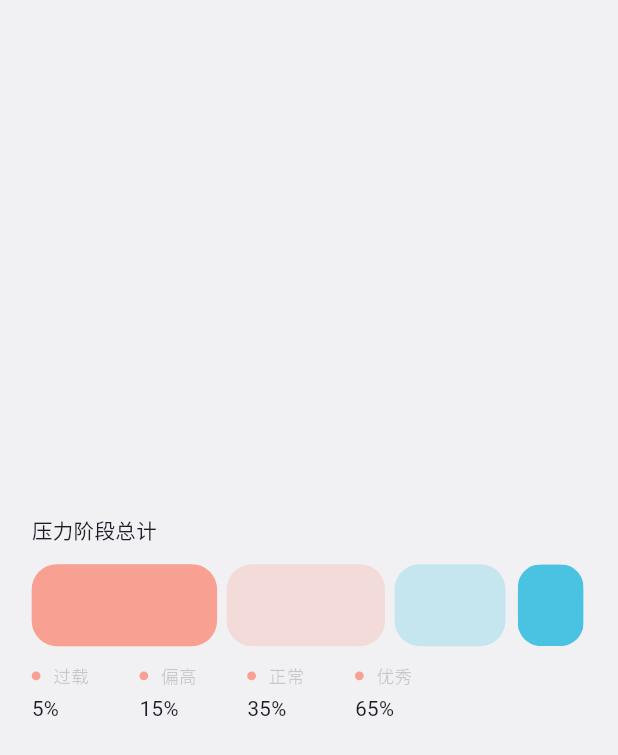
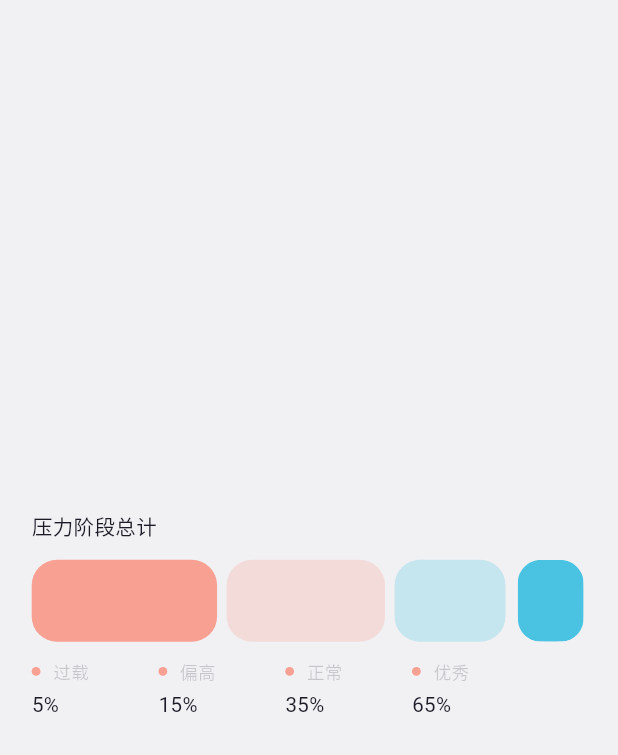
Before and after one commit to hyh19/proportional-distribution-chart, a Flutter app: the screen it shows after launch, on a phone screen of 412 x 824 dp. Shown: the top 755 px of the screen. Run offline on Flutter 3.47's test engine with Material 3 defaults, Android fonts, the phone set to English and light mode, and no system bars; our stand-ins replace cached_network_image, connectivity_plus, flutter_svg, get, shared_preferences; Roboto replaces fonts that are missing (MiSans VF).

Commit message:
修复 Overflow 错误

```diff
--- a/lib/presentation/stress_screen/stress_screen.dart
+++ b/lib/presentation/stress_screen/stress_screen.dart
@@ -1,4 +1,5 @@
 import 'package:flutter/material.dart';
+
 import '../../core/app_export.dart';
 import 'controller/stress_controller.dart';
 import 'models/userprofilesection_item_model.dart';
@@ -93,7 +94,7 @@ class StressScreen extends GetWidget<StressController> {
   /// Section Widget
   Widget _buildUserProfileSection() {
     return SizedBox(
-      height: 39.v,
+      height: 45.v,
       child: Obx(
         () => ListView.separated(
           padding: EdgeInsets.only(right: 108.h),
@@ -108,8 +109,9 @@ class StressScreen extends GetWidget<StressController> {
           itemBuilder: (context, index) {
             UserprofilesectionItemModel model = controller
                 .stressModelObj.value.userprofilesectionItemList.value[index];
-            return UserprofilesectionItemWidget(
-              model,
+            return SizedBox(
+              width: 50.h,
+              child: UserprofilesectionItemWidget(model),
             );
           },
         ),
```
